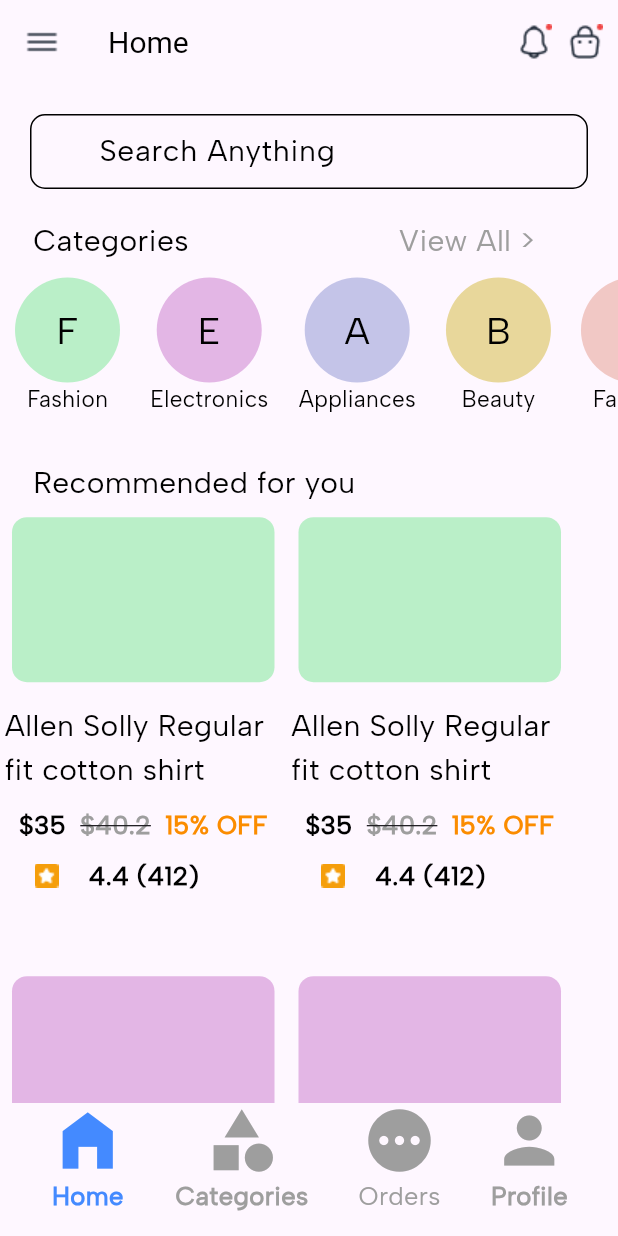
After one commit to pradiptapaniya2023/API_practice_h, a Flutter app: the Homepage_UI screen opened directly, on a phone screen of 412 x 824 dp. The commit adds this screen. Run offline on Flutter 3.47's test engine with Material 3 defaults, Android fonts, the phone set to English and light mode, and no system bars; Roboto replaces fonts that are missing (fontfamily).

Commit message:
New UI to data view in API

```diff
--- /dev/null
+++ b/lib/6_API_releted_task/3_ui_dataview/homepage.dart
@@ -0,0 +1,555 @@
+import 'package:flutter/cupertino.dart';
+import 'package:flutter/material.dart';
+
+class Homepage_UI extends StatefulWidget {
+  @override
+  State<StatefulWidget> createState() {
+    // TODO: implement createState
+    return State_Homepage();
+  }
+}
+
+class State_Homepage extends State<Homepage_UI> {
+  List categoriesName = [
+    "Fashion",
+    "Electronics",
+    "Appliances",
+    "Beauty",
+    "Fashion",
+    "Electronics",
+    "Appliances",
+    "Beauty",
+    "Fashion",
+    "Electronics",
+    "Appliances",
+    "Beauty",
+    "Fashion",
+    "Electronics",
+    "Appliances",
+    "Beauty",
+  ];
+  List categoriesColor = [
+    Color(0xFFBAEFC8),
+    Color(0xFFE3B6E5),
+    Color(0xFFC4C4E8),
+    Color(0xFFE8D79B),
+    Color(0xFFF1C8C5),
+    Color(0xFFD39EE1),
+    Color(0xFFBAEFC8),
+    Color(0xFFE3B6E5),
+    Color(0xFFC4C4E8),
+    Color(0xFFE8D79B),
+    Color(0xFFF1C8C5),
+    Color(0xFFD39EE1),
+    Color(0xFFE8D79B),
+    Color(0xFFF1C8C5),
+    Color(0xFFD39EE1),
+    Color(0xFFBAEFC8),
+  ];
+  List recommendedTest = [
+    "Allen Solly Regular fit cotton shirt",
+    "Calvin Clein Regular fit slim fit shirt",
+    "Allen Solly Regular fit cotton shirt",
+    "Calvin Clein Regular fit slim fit shirt",
+    "Allen Solly Regular fit cotton shirt",
+    "Calvin Clein Regular fit slim fit shirt",
+    "Allen Solly Regular fit cotton shirt",
+    "Calvin Clein Regular fit slim fit shirt",
+    "Allen Solly Regular fit cotton shirt",
+    "Calvin Clein Regular fit slim fit shirt",
+    "Allen Solly Regular fit cotton shirt",
+    "Calvin Clein Regular fit slim fit shirt",
+    "Allen Solly Regular fit cotton shirt",
+    "Calvin Clein Regular fit slim fit shirt",
+    "Allen Solly Regular fit cotton shirt",
+    "Calvin Clein Regular fit slim fit shirt",
+  ];
+  List price = [
+    "35",
+    "52",
+    "35",
+    "52",
+    "35",
+    "52",
+    "35",
+    "52",
+    "35",
+    "52",
+    "35",
+    "52",
+    "35",
+    "52",
+    "35",
+    "52",
+  ];
+  List cutPrice = [
+    "40.2",
+    "62.24",
+    "40.2",
+    "62.24",
+    "40.2",
+    "62.24",
+    "40.2",
+    "62.24",
+    "40.2",
+    "62.24",
+    "40.2",
+    "62.24",
+    "40.2",
+    "62.24",
+    "40.2",
+    "62.24",
+  ];
+  List discount = [
+    "15",
+    "20",
+    "15",
+    "20",
+    "15",
+    "20",
+    "15",
+    "20",
+    "15",
+    "20",
+    "15",
+    "20",
+    "15",
+    "20",
+    "15",
+    "20",
+  ];
+  List rating = [
+    "4.4 (412)",
+    "4.2 (214)",
+    "4.4 (412)",
+    "4.2 (214)",
+    "4.4 (412)",
+    "4.2 (214)",
+    "4.4 (412)",
+    "4.2 (214)",
+    "4.4 (412)",
+    "4.2 (214)",
+    "4.4 (412)",
+    "4.2 (214)",
+    "4.4 (412)",
+    "4.2 (214)",
+    "4.4 (412)",
+    "4.2 (214)",
+  ];
+  TextEditingController searchController = TextEditingController();
+
+  @override
+  Widget build(BuildContext context) {
+    // TODO: implement build
+    return Scaffold(
+      appBar: AppBar(
+        leading: InkWell(
+            onTap: () {},
+            child: Image(
+              image: AssetImage("asset/images/6_3/menu.png"),
+            )),
+        title: Text(
+          "Home",
+          style: TextStyle(
+              color: Colors.black, fontFamily: "fontfamily", fontSize: 20),
+        ),
+        actions: [
+          InkWell(
+              onTap: () {},
+              child: Image(
+                image:
+                    AssetImage("asset/images/6_3/Notification Icon Group.png"),
+              )),
+          SizedBox(
+            width: 10,
+          ),
+          InkWell(
+              onTap: () {},
+              child: Image(
+                image: AssetImage("asset/images/6_3/Icon-03.png"),
+              )),
+          SizedBox(
+            width: 10,
+          ),
+        ],
+      ),
+      body: Column(
+        children: [
+          Container(
+              margin: EdgeInsets.all(20),
+              height: 50,
+              width: double.infinity,
+              decoration: BoxDecoration(
+                  borderRadius: BorderRadius.circular(10),
+                  border: Border.all(color: Colors.black)),
+              child: TextField(
+                controller: searchController,
+                style: TextStyle(
+                    color: Colors.black,
+                    fontSize: 20,
+                    fontFamily: "familyfont"),
+                decoration: InputDecoration(
+                    hintText: "Search Anything",
+                    hintStyle: TextStyle(
+                        color: Colors.black,
+                        fontSize: 20,
+                        fontFamily: "familyfont"),
+                    contentPadding: EdgeInsets.all(10),
+                    prefix: Container(
+                      margin: EdgeInsets.only(right: 15),
+                      child: Image(
+                        height: 20,
+                        color: Colors.black,
+                        image: AssetImage("asset/images/6_3/search-normal.png"),
+                      ),
+                    ),
+                    focusedBorder: InputBorder.none,
+                    enabledBorder: InputBorder.none),
+              )),
+          Row(
+            children: [
+              Container(
+                margin: EdgeInsets.only(left: 22),
+                child: Text(
+                  "Categories",
+                  style: TextStyle(
+                      color: Colors.black,
+                      fontSize: 20,
+                      fontFamily: "familyfont"),
+                ),
+              ),
+              Container(
+                margin: EdgeInsets.only(left: 140),
+                child: Text(
+                  "View All >",
+                  style: TextStyle(
+                      color: Colors.grey,
+                      fontSize: 20,
+                      fontFamily: "familyfont"),
+                ),
+              ),
+            ],
+          ),
+          Flexible(
+            flex: 1,
+            child: ListView.builder(
+              itemCount: categoriesName.length,
+              scrollDirection: Axis.horizontal,
+              itemBuilder: (context, index) {
+                return Container(
+                  margin: EdgeInsets.all(10),
+                  child: Column(
+                    children: [
+                      Container(
+                        height: 70,
+                        width: 70,
+                        decoration: BoxDecoration(
+                            color: categoriesColor[index],
+                            shape: BoxShape.circle),
+                        child: Center(
+                          child: Text(
+                            "${categoriesName[index].toString().substring(0, 1)}",
+                            style: TextStyle(
+                                color: Colors.black,
+                                fontSize: 25,
+                                fontFamily: "familyfont"),
+                          ),
+                        ),
+                      ),
+                      Text(
+                        "${categoriesName[index]}",
+                        style: TextStyle(
+                            color: Colors.black,
+                            fontSize: 15,
+                            fontFamily: "familyfont"),
+                      )
+                    ],
+                  ),
+                );
+              },
+            ),
+          ),
+          Row(
+            children: [
+              Container(
+                margin: EdgeInsets.only(left: 22),
+                child: Text(
+                  "Recommended for you",
+                  style: TextStyle(
+                      color: Colors.black,
+                      fontSize: 20,
+                      fontFamily: "familyfont"),
+                ),
+              ),
+            ],
+          ),
+          Flexible(
+            flex: 3,
+            child: ListView.builder(
+              itemCount: recommendedTest.length,
+              itemBuilder: (context, index) {
+                return Row(
+                  children: [
+                    Container(
+                      margin: EdgeInsets.all(3),
+                      height: 300,
+                      width: 185,
+                      child: Column(
+                        children: [
+                          Container(
+                            margin: EdgeInsets.all(5),
+                            height: 110,
+                            width: 180,
+                            decoration: BoxDecoration(
+                                borderRadius: BorderRadius.circular(10),
+                                color: categoriesColor[index]),
+                          ),
+                          SizedBox(
+                            height: 10,
+                          ),
+                          Text(
+                            textAlign: TextAlign.start,
+                            "${recommendedTest[index]}",
+                            style: TextStyle(
+                                color: Colors.black,
+                                fontSize: 20,
+                                fontFamily: "familyfont"),
+                          ),
+                          SizedBox(
+                            height: 10,
+                          ),
+                          Row(
+                            mainAxisAlignment: MainAxisAlignment.spaceEvenly,
+                            children: [
+                              Text(
+                                textAlign: TextAlign.start,
+                                "\$${price[index]}",
+                                style: TextStyle(
+                                    fontWeight: FontWeight.bold,
+                                    color: Colors.black,
+                                    fontSize: 17,
+                                    fontFamily: "familyfont"),
+                              ),
+                              Text(
+                                textAlign: TextAlign.start,
+                                "\$${cutPrice[index]}",
+                                style: TextStyle(
+                                    decoration: TextDecoration.lineThrough,
+                                    fontWeight: FontWeight.bold,
+                                    color: Colors.grey,
+                                    fontSize: 17,
+                                    fontFamily: "familyfont"),
+                              ),
+                              Text(
+                                textAlign: TextAlign.start,
+                                "${discount[index]}% OFF",
+                                style: TextStyle(
+                                    fontWeight: FontWeight.bold,
+                                    color: Colors.orange[600],
+                                    fontSize: 17,
+                                    fontFamily: "familyfont"),
+                              ),
+                            ],
+                          ),
+                          SizedBox(
+                            height: 10,
+                          ),
+                          Row(
+                            children: [
+                              Container(
+                                margin: EdgeInsets.only(left: 20),
+                                child: Image(
+                                    image: AssetImage(
+                                        "asset/images/6_3/Group 4.png")),
+                              ),
+                              Container(
+                                margin: EdgeInsets.only(left: 20),
+                                child: Text(
+                                  textAlign: TextAlign.start,
+                                  "${rating[index]}",
+                                  style: TextStyle(
+                                      fontWeight: FontWeight.bold,
+                                      color: Colors.black,
+                                      fontSize: 17,
+                                      fontFamily: "familyfont"),
+                                ),
+                              ),
+                            ],
+                          )
+                        ],
+                      ),
+                    ),
+                    Container(
+                      margin: EdgeInsets.all(3),
+                      height: 300,
+                      width: 185,
+                      child: Column(
+                        children: [
+                          Container(
+                            margin: EdgeInsets.all(5),
+                            height: 110,
+                            width: 180,
+                            decoration: BoxDecoration(
+                                borderRadius: BorderRadius.circular(10),
+                                color: categoriesColor[index]),
+                          ),
+                          SizedBox(
+                            height: 10,
+                          ),
+                          Text(
+                            textAlign: TextAlign.start,
+                            "${recommendedTest[index]}",
+                            style: TextStyle(
+                                color: Colors.black,
+                                fontSize: 20,
+                                fontFamily: "familyfont"),
+                          ),
+                          SizedBox(
+                            height: 10,
+                          ),
+                          Row(
+                            mainAxisAlignment: MainAxisAlignment.spaceEvenly,
+                            children: [
+                              Text(
+                                textAlign: TextAlign.start,
+                                "\$${price[index]}",
+                                style: TextStyle(
+                                    fontWeight: FontWeight.bold,
+                                    color: Colors.black,
+                                    fontSize: 17,
+                                    fontFamily: "familyfont"),
+                              ),
+                              Text(
+                                textAlign: TextAlign.start,
+                                "\$${cutPrice[index]}",
+                                style: TextStyle(
+                                    decoration: TextDecoration.lineThrough,
+                                    fontWeight: FontWeight.bold,
+                                    color: Colors.grey,
+                                    fontSize: 17,
+                                    fontFamily: "familyfont"),
+                              ),
+                              Text(
+                                textAlign: TextAlign.start,
+                                "${discount[index]}% OFF",
+                                style: TextStyle(
+                                    fontWeight: FontWeight.bold,
+                                    color: Colors.orange[600],
+                                    fontSize: 17,
+                                    fontFamily: "familyfont"),
+                              ),
+                            ],
+                          ),
+                          SizedBox(
+                            height: 10,
+                          ),
+                          Row(
+                            children: [
+                              Container(
+                                margin: EdgeInsets.only(left: 20),
+                                child: Image(
+                                    image: AssetImage(
+                                        "asset/images/6_3/Group 4.png")),
+                              ),
+                              Container(
+                                margin: EdgeInsets.only(left: 20),
+                                child: Text(
+                                  textAlign: TextAlign.start,
+                                  "${rating[index]}",
+                                  style: TextStyle(
+                                      fontWeight: FontWeight.bold,
+                                      color: Colors.black,
+                                      fontSize: 17,
+                                      fontFamily: "familyfont"),
+                                ),
+                              ),
+                            ],
+                          )
+                        ],
+                      ),
+                    ),
+                  ],
+                );
+              },
+            ),
+          ),
+          Row(
+            mainAxisAlignment: MainAxisAlignment.spaceEvenly,
+            children: [
+              Column(
+                children: [
+                  Icon(
+                    Icons.home_filled,
+                    size: 50,
+                    color: Colors.blueAccent,
+                  ),
+                  Text(
+                    "Home",
+                    style: TextStyle(
+                        fontWeight: FontWeight.bold,
+                        color: Colors.blueAccent,
+                        fontSize: 17,
+                        fontFamily: "familyfont"),
+                  ),
+                ],
+              ),
+              Column(
+                children: [
+                  Icon(
+                    Icons.category,
+                    size: 50,
+                    color: Colors.grey,
+                  ),
+                  Text(
+                    "Categories",
+                    style: TextStyle(
+                        fontWeight: FontWeight.bold,
+                        color: Colors.grey,
+                        fontSize: 17,
+                        fontFamily: "familyfont"),
+                  ),
+                ],
+              ),
+              Column(
+                children: [
+                  Icon(
+                    Icons.pending,
+                    size: 50,
+                    color: Colors.grey,
+                  ),
+                  Text(
+                    "Orders",
+                    style: TextStyle(
+                        color: Colors.grey,
+                        fontSize: 17,
+                        fontFamily: "familyfont"),
+                  ),
+                ],
+              ),
+              Column(
+                children: [
+                  Icon(
+                    Icons.person,
+                    size: 50,
+                    color: Colors.grey,
+                  ),
+                  Text(
+                    "Profile",
+                    style: TextStyle(
+                        fontWeight: FontWeight.bold,
+                        color: Colors.grey,
+                        fontSize: 17,
+                        fontFamily: "familyfont"),
+                  ),
+                ],
+              ),
+            ],
+          ),
+          SizedBox(
+            height: 15,
+          )
+        ],
+      ),
+    );
+  }
+}
--- a/lib/6_API_releted_task/homepage.dart
+++ b/lib/6_API_releted_task/homepage.dart
@@ -1,7 +1,8 @@
 import 'package:flutter/material.dart';
 
 import '1_map_map_list_map.dart';
-import '2_task/2.1_map_list_dataprint.dart';
+import '2_data_only_print/2.1_map_list_dataprint.dart';
+import '3_ui_dataview/homepage.dart';
 
 class Map_taskclass extends StatefulWidget {
   const Map_taskclass({super.key});
@@ -77,6 +78,30 @@
                         fontSize: 20),
                   ))),
             ),
+            Container(
+              margin: EdgeInsets.only(top: 20),
+              height: 40,
+              width: 310,
+              decoration: BoxDecoration(
+                  color: Colors.blueAccent[100],
+                  borderRadius: BorderRadius.all(Radius.circular(10))),
+              child: InkWell(
+                  onTap: () {
+                    Navigator.push(context, MaterialPageRoute(
+                      builder: (context) {
+                        return Homepage_UI();
+                      },
+                    ));
+                  },
+                  child: Center(
+                      child: Text(
+                    "CLOTHES SELLING UI USING API",
+                    style: TextStyle(
+                        color: Colors.black,
+                        fontFamily: "fontfamily",
+                        fontSize: 20),
+                  ))),
+            ),
           ],
         ),
       ),
--- a/pubspec.yaml
+++ b/pubspec.yaml
@@ -62,6 +62,7 @@
   # To add assets to your application, add an assets section, like this:
   assets:
      - asset/images/
+     - asset/images/6_3/
   #   - images/a_dot_ham.jpeg
 
   # An image asset can refer to one or more resolution-specific "variants", see
```
Also changed, not shown: asset/images/6_3/Group 4.png (added), asset/images/6_3/Icon-03.png (added), asset/images/6_3/Notification Icon Group.png (added), asset/images/6_3/menu.png (added), asset/images/6_3/search-normal.png (added), lib/6_API_releted_task/2_data_only_print/2.1_map_list_dataprint.dart (renamed from lib/6_API_releted_task/2_task/2.1_map_list_dataprint.dart).
